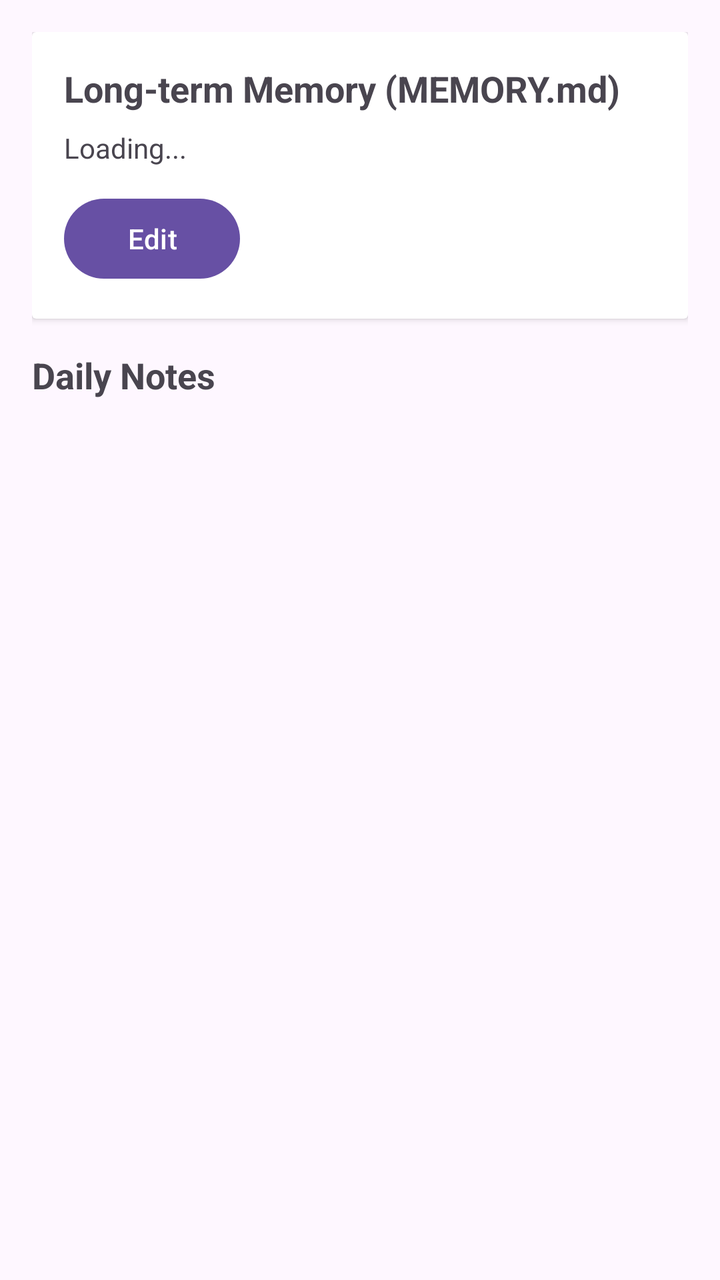
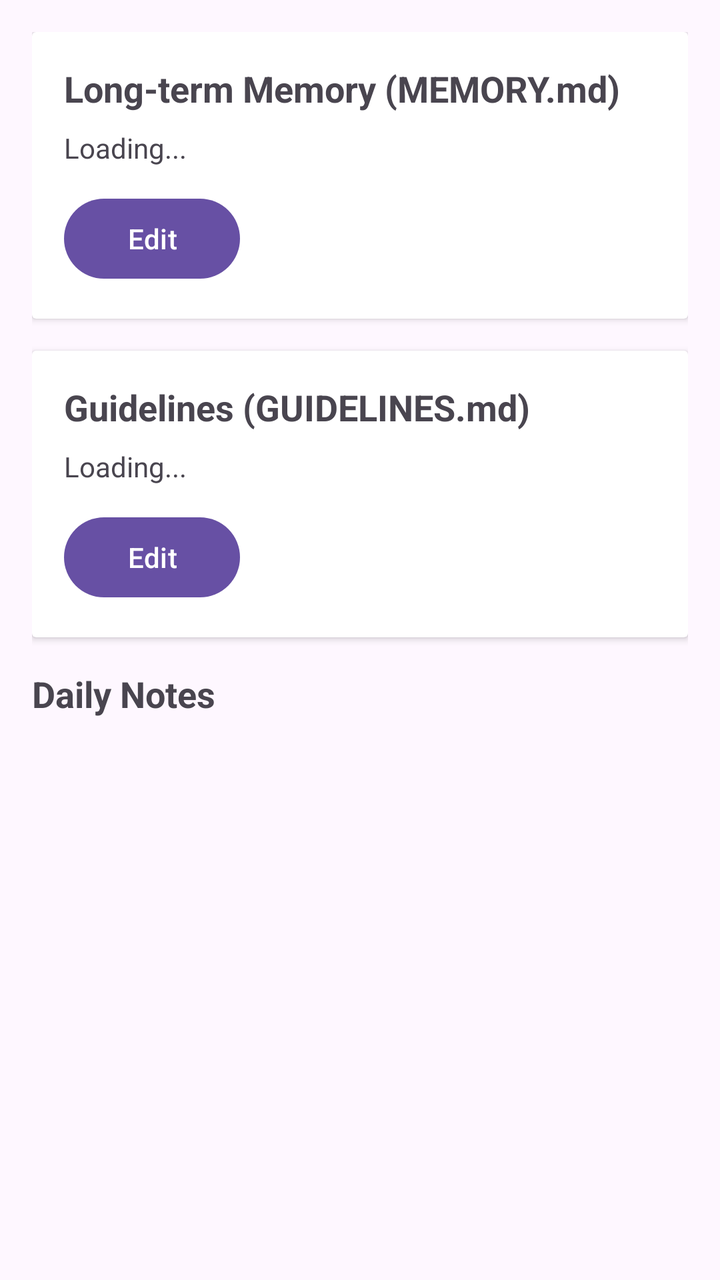

Two renders of the same Android screen: before a commit and after it. Below are the layout's source before the change and the commit's diff.
<!-- AndroidManifest.xml: application theme Theme.DroidClaw -->
<!-- res/layout/fragment_memory_browser.xml -->
<?xml version="1.0" encoding="utf-8"?>
<LinearLayout xmlns:android="http://schemas.android.com/apk/res/android"
    android:layout_width="match_parent"
    android:layout_height="match_parent"
    android:orientation="vertical"
    android:padding="16dp">

    
    <androidx.cardview.widget.CardView
        android:layout_width="match_parent"
        android:layout_height="wrap_content"
        android:layout_marginBottom="16dp">

        <LinearLayout
            android:layout_width="match_parent"
            android:layout_height="wrap_content"
            android:orientation="vertical"
            android:padding="16dp">

            <TextView
                android:layout_width="wrap_content"
                android:layout_height="wrap_content"
                android:text="Long-term Memory (MEMORY.md)"
                android:textSize="18sp"
                android:textStyle="bold"
                android:layout_marginBottom="8dp" />

            <TextView
                android:id="@+id/longTermPreview"
                android:layout_width="match_parent"
                android:layout_height="wrap_content"
                android:text="Loading..."
                android:textSize="14sp"
                android:maxLines="5"
                android:ellipsize="end"
                android:layout_marginBottom="12dp" />

            <Button
                android:id="@+id/editLongTermButton"
                android:layout_width="wrap_content"
                android:layout_height="wrap_content"
                android:text="Edit" />

        </LinearLayout>

    </androidx.cardview.widget.CardView>

    
    <TextView
        android:layout_width="wrap_content"
        android:layout_height="wrap_content"
        android:text="Daily Notes"
        android:textSize="18sp"
        android:textStyle="bold"
        android:layout_marginBottom="8dp" />

    <androidx.recyclerview.widget.RecyclerView
        android:id="@+id/dailyNotesRecycler"
        android:layout_width="match_parent"
        android:layout_height="0dp"
        android:layout_weight="1" />

</LinearLayout>
<!-- resources referenced by this layout -->
<resources>
  <style name="Theme.DroidClaw" parent="Base.Theme.DroidClaw" />
  <style name="Base.Theme.DroidClaw" parent="Theme.Material3.DayNight">
          <item name="windowActionBar">false</item>
          <item name="windowNoTitle">true</item>
          
          <item name="android:windowOptOutEdgeToEdgeEnforcement" tools:targetApi="35">true</item>
          
          <item name="android:statusBarColor">?android:attr/colorBackground</item>
          
          <item name="android:windowLightStatusBar" tools:targetApi="23">true</item>
          
          
      </style>
</resources>

<!-- the commit's change to res/layout/fragment_memory_browser.xml (unified diff, before → after) -->
@@ -46,6 +46,46 @@
     </androidx.cardview.widget.CardView>
 
     
+    <androidx.cardview.widget.CardView
+        android:layout_width="match_parent"
+        android:layout_height="wrap_content"
+        android:layout_marginBottom="16dp">
+
+        <LinearLayout
+            android:layout_width="match_parent"
+            android:layout_height="wrap_content"
+            android:orientation="vertical"
+            android:padding="16dp">
+
+            <TextView
+                android:layout_width="wrap_content"
+                android:layout_height="wrap_content"
+                android:text="Guidelines (GUIDELINES.md)"
+                android:textSize="18sp"
+                android:textStyle="bold"
+                android:layout_marginBottom="8dp" />
+
+            <TextView
+                android:id="@+id/guidelinesPreview"
+                android:layout_width="match_parent"
+                android:layout_height="wrap_content"
+                android:text="Loading..."
+                android:textSize="14sp"
+                android:maxLines="5"
+                android:ellipsize="end"
+                android:layout_marginBottom="12dp" />
+
+            <Button
+                android:id="@+id/editGuidelinesButton"
+                android:layout_width="wrap_content"
+                android:layout_height="wrap_content"
+                android:text="Edit" />
+
+        </LinearLayout>
+
+    </androidx.cardview.widget.CardView>
+
+    
     <TextView
         android:layout_width="wrap_content"
         android:layout_height="wrap_content"
